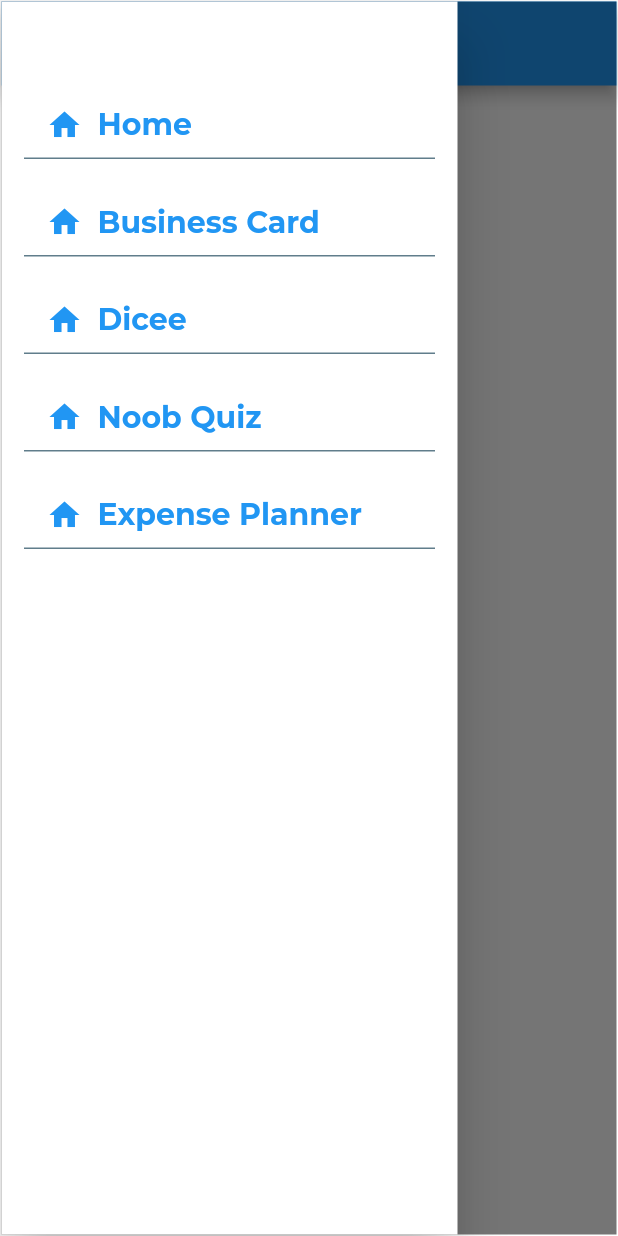
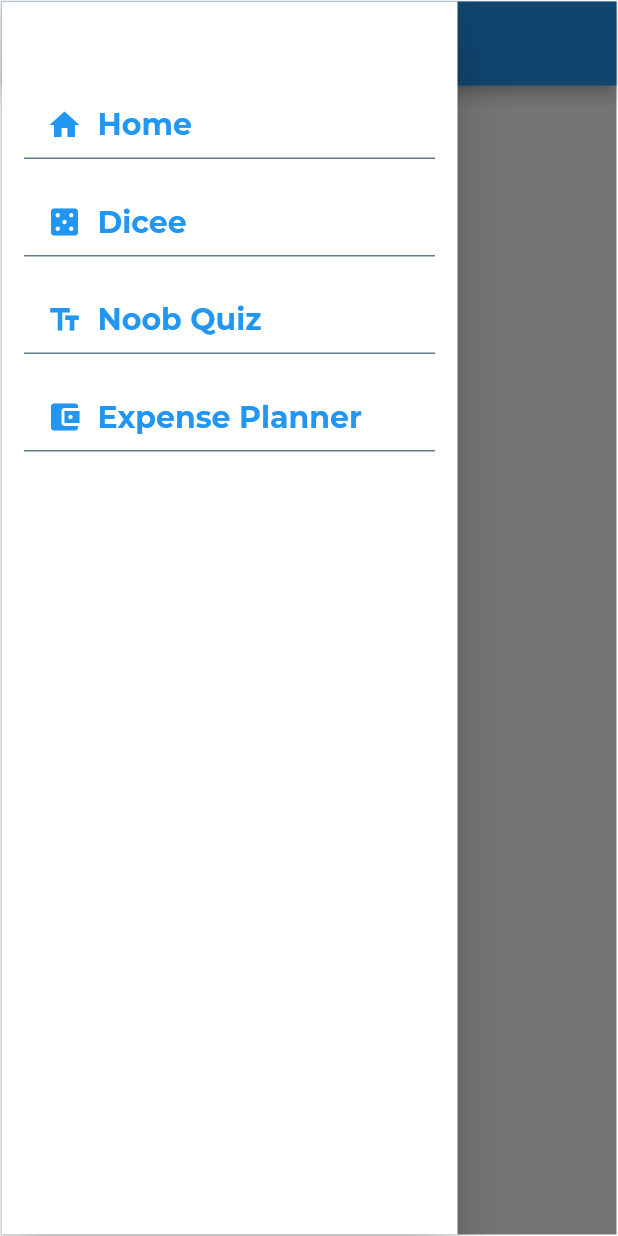
Before and after one commit to gideongurning31/flutter-noob, a Flutter app: the screen it shows after launch, with the side drawer open, on a phone screen of 412 x 824 dp. Run offline on Flutter 3.47's test engine with Material 2 defaults, Android fonts, the phone set to English and light mode, and no system bars.

Commit message:
Configure app drawer & default page

```diff
--- a/lib/app/App.dart
+++ b/lib/app/App.dart
@@ -1,6 +1,6 @@
 import 'package:flutter/material.dart';
+import 'pages/BusinessCard.dart';
 import 'drawer/MenuDrawer.dart';
-import 'pages/Home.dart';
 
 class App extends StatefulWidget {
   @override
@@ -9,7 +9,7 @@ class App extends StatefulWidget {
 
 class _AppState extends State<App> {
   final String appTitle = 'GideonGurning';
-  Widget currentPage = Home();
+  Widget currentPage = BusinessCard();
 
   @override
   Widget build(BuildContext context) {
--- a/lib/app/drawer/AppMenu.dart
+++ b/lib/app/drawer/AppMenu.dart
@@ -1,6 +1,5 @@
 import 'package:flutter/material.dart';
 import '../../model/MenuTileModel.dart';
-import '../pages/Home.dart';
 import '../pages/BusinessCard.dart';
 import '../pages/Dicee.dart';
 import '../pages/noobQuiz/NoobQuiz.dart';
@@ -8,10 +7,9 @@ import '../pages/expensePlanner/ExpensePlanner.dart';
 
 class AppMenu {
   static final List<MenuTileModel> menu = [
-    MenuTileModel(text: 'Home', icon: Icons.home, page: Home()),
-    MenuTileModel(text: 'Business Card', icon: Icons.home, page: BusinessCard()),
-    MenuTileModel(text: 'Dicee', icon: Icons.home, page: Dicee()),
-    MenuTileModel(text: 'Noob Quiz', icon: Icons.home, page: NoobQuiz()),
-    MenuTileModel(text: 'Expense Planner', icon: Icons.home, page: ExpensePlanner())
+    MenuTileModel(text: 'Home', icon: Icons.home, page: BusinessCard()),
+    MenuTileModel(text: 'Dicee', icon: Icons.casino, page: Dicee()),
+    MenuTileModel(text: 'Noob Quiz', icon: Icons.text_fields, page: NoobQuiz()),
+    MenuTileModel(text: 'Expense Planner', icon: Icons.account_balance_wallet, page: ExpensePlanner())
   ];
 }
--- a/lib/app/pages/Home.dart
+++ /dev/null
@@ -1,8 +0,0 @@
-import 'package:flutter/material.dart';
-
-class Home extends StatelessWidget {
-  @override
-  Widget build(BuildContext context) {
-    return Center(child: Text('Home'));
-  }
-}
```
